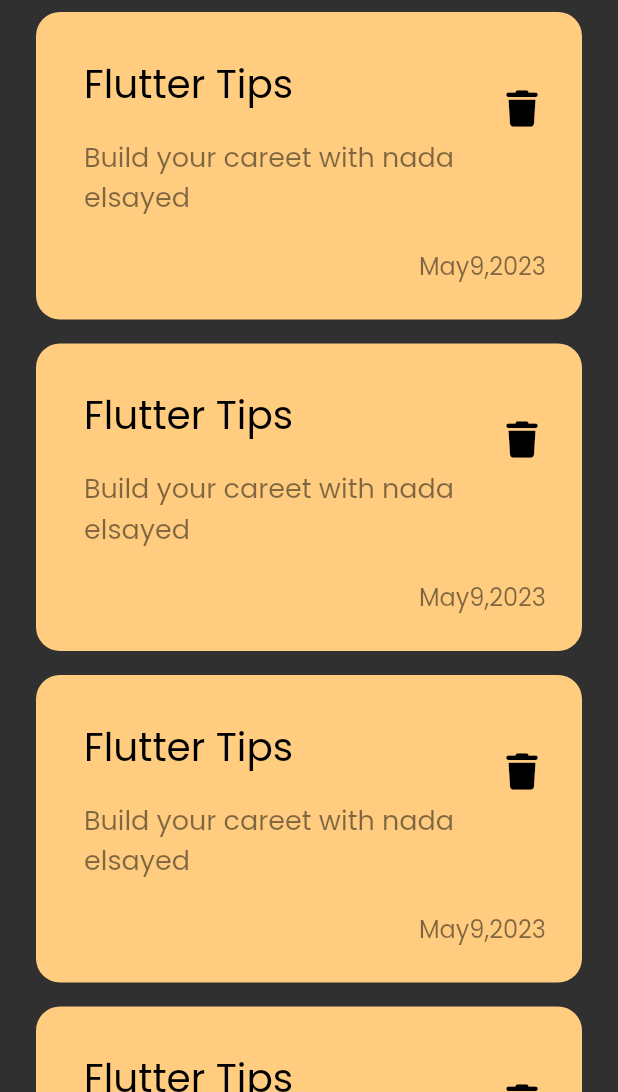
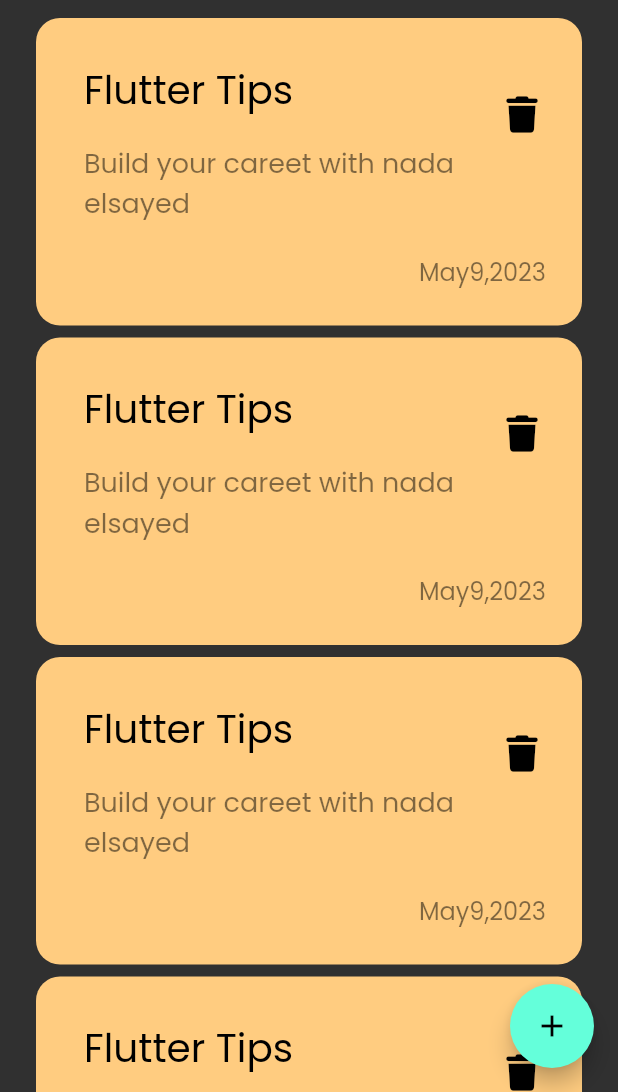
Before and after one commit to nada12elsayed13/notes_app, a Flutter app: the screen it shows after launch, on a phone screen of 412 x 824 dp, the part 144-1236 px from its top. Run offline on Flutter 3.47's test engine with Material 2 defaults, Android fonts, the phone set to English and light mode, and no system bars; our stand-ins replace font_awesome_flutter.

Commit message:
create floating action button

```diff
--- a/lib/views/notes_view.dart
+++ b/lib/views/notes_view.dart
@@ -7,8 +7,11 @@ class NotesView extends StatelessWidget {
 
   @override
   Widget build(BuildContext context) {
-    return const Scaffold(
-      body: CustomBody()
-    );
+    return Scaffold(
+        floatingActionButton: FloatingActionButton(
+          onPressed: () {},
+          child: const Icon(Icons.add),
+        ),
+        body: const CustomBody());
   }
 }
--- a/lib/widgets/Custom_body.dart
+++ b/lib/widgets/Custom_body.dart
@@ -16,6 +16,9 @@ class CustomBody extends StatelessWidget {
             height: 50,
           ),
           CustomAbbpar(),
+          SizedBox(
+            height: 8,
+          ),
           Expanded(child: NotesListView())
         ],
       ),
--- a/lib/widgets/notes_listview.dart
+++ b/lib/widgets/notes_listview.dart
@@ -10,7 +10,7 @@ class NotesListView extends StatelessWidget {
     return ListView.builder(
       itemBuilder: (context, index) {
         return const Padding(
-          padding:  EdgeInsets.symmetric(vertical: 8),
+          padding: EdgeInsets.symmetric(vertical: 4),
           child: CustomNoteItem(),
         );
       },
```
